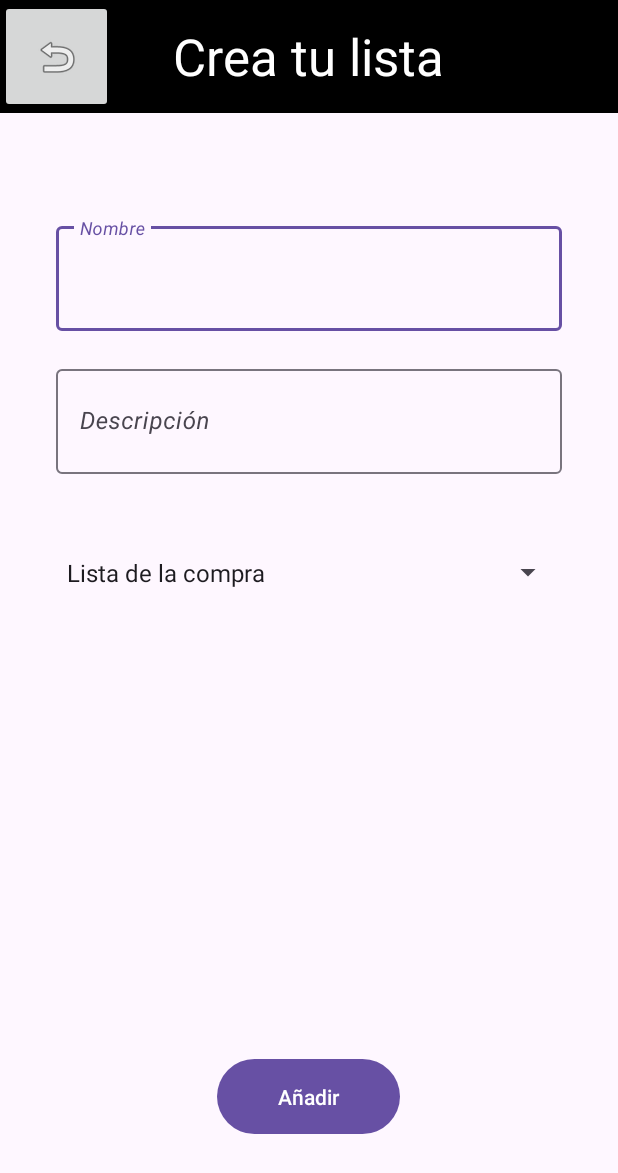
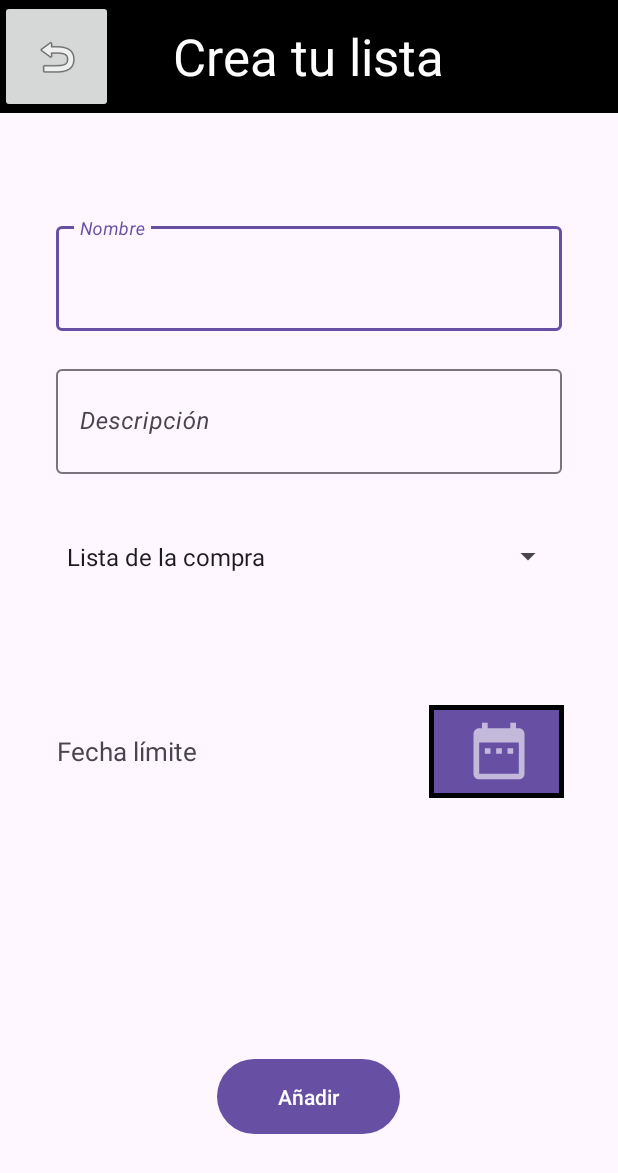
Before and after one commit to DavidSuarezRincon/SuperList, an Android app: the MainActivity screen opened directly, with no data from a screen before it, after a tap on an icon or button, on a phone screen of 412 x 824 dp. Shown: the top 1173 px of the screen. Run offline under Robolectric (Android 15) with nearby library versions, the phone set to English and light mode, and no system bars.

Commit message:
algunos cambios en el create list

```diff
--- a/app/src/main/java/com/david/superlist/AniadirListaActivity.java
+++ b/app/src/main/java/com/david/superlist/AniadirListaActivity.java
@@ -1,6 +1,5 @@
 package com.david.superlist;
 
-import android.app.Dialog;
 import android.os.Bundle;
 import android.text.TextUtils;
 import android.widget.Button;
@@ -10,19 +9,15 @@ import android.widget.ImageButton;
 import androidx.appcompat.app.AppCompatActivity;
 
 public class AniadirListaActivity extends AppCompatActivity {
-
     EditText nombre, descripcion;
     Button botonAniadir;
     ImageButton botonVolver;
-
-    Class<?> claseMain;
 
     @Override
     protected void onCreate(Bundle savedInstanceState) {
         super.onCreate(savedInstanceState);
         setContentView(R.layout.activity_aniadirlista);
 
-        claseMain = (Class<?>) getIntent().getClass();
 
         botonVolver = findViewById(R.id.BotonVolverAniadirLista);
         botonVolver.setOnClickListener(v -> {
@@ -31,10 +26,8 @@ public class AniadirListaActivity extends AppCompatActivity {
         nombre = findViewById(R.id.NombreEditText);
         descripcion = findViewById(R.id.DescripcionEditText);
 
-
         botonAniadir = findViewById(R.id.botonAniadirListaActivity);
         botonAniadir.setOnClickListener(View -> {
-
             String elNombre = nombre.getText().toString();
             String laDescripcion = descripcion.getText().toString();
 
@@ -42,19 +35,13 @@ public class AniadirListaActivity extends AppCompatActivity {
                 ponerError(nombre);
                 ponerError(descripcion);
                 return;
-
             }
 
             finish();
-
         });
-
-
     }
 
     private void ponerError(EditText et) {
-
         et.setError("Este campo es obligatorio.");
-
     }
 }
--- a/app/src/main/java/com/david/superlist/Lista.java
+++ b/app/src/main/java/com/david/superlist/Lista.java
@@ -15,13 +15,13 @@ public class Lista {
 
     public Lista(int color, String titulo, String descripcion, String fechaFin, String tipo, String fechaCreacion) {
 
-
         this.color = color;
         this.titulo = titulo;
         this.descripcion = descripcion;
         this.fechaFin = fechaFin;
         this.tipo = tipo;
         this.fechaCreacion = fechaCreacion;
+
     }
 
     public int getColor() {
--- a/app/src/main/java/com/david/superlist/MainActivity.java
+++ b/app/src/main/java/com/david/superlist/MainActivity.java
@@ -28,9 +28,8 @@ public class MainActivity extends AppCompatActivity implements Serializable, Rec
     private RecyclerView recView;
     private FloatingActionButton btnAniadirLista;
     private ArrayList<Lista> datosLista;
-    private ImageButton botonMenuEmergente;
     private AdaptadorLista adaptador;
-    private ActivityResultLauncher<Intent> resultLauncher;
+
 
     // Método onCreate que se ejecuta al iniciar la actividad
     @Override
@@ -47,7 +46,6 @@ public class MainActivity extends AppCompatActivity implements Serializable, Rec
         });
 
         // Llamada a métodos iniciar
-        iniciarMenuEmergente();
         iniciarLista();
     }
 
@@ -58,7 +56,7 @@ public class MainActivity extends AppCompatActivity implements Serializable, Rec
         adaptador = new AdaptadorLista(datosLista, this.getApplicationContext(), this);
 
         aniadirLista("Lista de la compra 1", "Esto es una prueba de descripción", "Hola", "adios");
-        aniadirLista("Lista", "Lista","Hola","adios");
+        aniadirLista("Lista", "Lista", "Hola", "adios");
 
         recView = findViewById(R.id.rvLista);
         recView.setHasFixedSize(true);
@@ -66,14 +64,6 @@ public class MainActivity extends AppCompatActivity implements Serializable, Rec
         recView.setAdapter(adaptador);
         registerForContextMenu(recView);
     }
-
-    private void iniciarMenuEmergente(){
-        botonMenuEmergente = findViewById(R.id.BotonMenu);
-
-
-
-    }
-
 
     // Método para añadir una lista
     private void aniadirLista(String nombre, String Descripcion, String fechaFin, String tipo) {
--- /dev/null
+++ b/app/src/main/res/drawable-anydpi/date_chooser_icon.xml
@@ -0,0 +1,11 @@
+<vector xmlns:android="http://schemas.android.com/apk/res/android"
+    android:width="24dp"
+    android:height="24dp"
+    android:viewportWidth="24"
+    android:viewportHeight="24"
+    android:tint="#333333"
+    android:alpha="0.6">
+  <path
+      android:fillColor="@android:color/white"
+      android:pathData="M9,11L7,11v2h2v-2zM13,11h-2v2h2v-2zM17,11h-2v2h2v-2zM19,4h-1L18,2h-2v2L8,4L8,2L6,2v2L5,4c-1.11,0 -1.99,0.9 -1.99,2L3,20c0,1.1 0.89,2 2,2h14c1.1,0 2,-0.9 2,-2L21,6c0,-1.1 -0.9,-2 -2,-2zM19,20L5,20L5,9h14v11z"/>
+</vector>
--- a/app/src/main/res/layout/activity_aniadirlista.xml
+++ b/app/src/main/res/layout/activity_aniadirlista.xml
@@ -57,13 +57,13 @@
             android:hint="Nombre"
             android:inputType="textEmailAddress"
             android:shadowColor="@color/white"
+            android:textColor="@color/design_default_color_on_secondary"
             android:textColorHint="@color/whiteBasic"
             android:textStyle="italic"
             app:layout_constraintEnd_toEndOf="parent"
             app:layout_constraintHorizontal_bias="0.493"
             app:layout_constraintStart_toStartOf="parent"
-                app:layout_constraintTop_toBottomOf="@+id/textLogin"
-                android:textColor="@color/design_default_color_on_secondary"/>
+            app:layout_constraintTop_toBottomOf="@+id/textLogin" />
     </com.google.android.material.textfield.TextInputLayout>
 
     <com.google.android.material.textfield.TextInputLayout
@@ -88,7 +88,7 @@
             android:shadowColor="@color/white"
             android:textColor="@color/design_default_color_on_secondary"
             android:textColorHint="@color/whiteBasic"
-                android:textStyle="italic"/>
+            android:textStyle="italic" />
     </com.google.android.material.textfield.TextInputLayout>
 
 
@@ -102,20 +102,45 @@
         app:layout_constraintEnd_toEndOf="parent"
         app:layout_constraintHorizontal_bias="0.498"
         app:layout_constraintStart_toStartOf="parent" />
-    <LinearLayout
-            android:orientation="horizontal"
-            android:layout_width="wrap_content"
-            android:layout_height="wrap_content"
-            app:layout_constraintTop_toBottomOf="@+id/tilListDescripction"
-            android:layout_marginTop="16dp" app:layout_constraintEnd_toEndOf="parent"
-            app:layout_constraintStart_toStartOf="parent">
+
     <Spinner
         android:id="@+id/spinnerTipoLista"
         android:layout_width="339dp"
-                android:layout_height="35dp"
+        android:layout_height="70dp"
+        android:layout_marginTop="20dp"
         android:entries="@array/opcionesSpinnerAddLista"
-                android:layout_marginTop="32dp"/>
-    </LinearLayout>
+        app:layout_constraintEnd_toEndOf="parent"
+        app:layout_constraintStart_toStartOf="parent"
+        app:layout_constraintTop_toBottomOf="@+id/tilListDescripction" />
+
+    <TextView
+        android:id="@+id/textView"
+        android:layout_width="0dp"
+        android:layout_height="70dp"
+        android:layout_marginStart="38dp"
+        android:gravity="center_vertical"
+        android:text="Fecha límite"
+        android:textSize="17sp"
+        app:layout_constraintBottom_toBottomOf="@+id/botonAniadirFecha"
+        app:layout_constraintEnd_toStartOf="@+id/botonAniadirFecha"
+        app:layout_constraintStart_toStartOf="parent"
+        app:layout_constraintTop_toTopOf="@+id/botonAniadirFecha" />
+
+    <Button
+        android:id="@+id/botonAniadirFecha"
+        android:layout_width="90dp"
+        android:layout_height="70dp"
+        android:layout_marginTop="20dp"
+        android:layout_marginEnd="36dp"
+        android:layout_marginBottom="248dp"
+        android:height="70dp"
+        app:cornerRadius="@dimen/cardview_compat_inset_shadow"
+        app:icon="@drawable/date_chooser_icon"
+        app:iconSize="45dp"
+        app:layout_constraintBottom_toBottomOf="parent"
+        app:layout_constraintEnd_toEndOf="parent"
+        app:layout_constraintTop_toBottomOf="@+id/spinnerTipoLista"
+        app:strokeWidth="3dp" />
 
 
 </androidx.constraintlayout.widget.ConstraintLayout>
--- a/app/src/main/res/layout/activity_lista.xml
+++ b/app/src/main/res/layout/activity_lista.xml
@@ -23,9 +23,9 @@
 
             <LinearLayout
                 android:id="@+id/linearLayout"
-                android:layout_width="305dp"
+                android:layout_width="286dp"
                 android:layout_height="wrap_content"
-                android:layout_alignParentTop="true"
+                android:layout_alignParentTop="false"
                 android:layout_gravity="start"
                 android:layout_marginStart="4dp"
                 android:layout_marginLeft="4dp"
--- a/app/src/main/res/values/strings.xml
+++ b/app/src/main/res/values/strings.xml
@@ -44,6 +44,7 @@
     <string name="textoDescripcionAniadirLista">Descripción: </string>
     <string name="textoHintDescripcionAniadirLista">Lista de la compra</string>
     <string name="textoBotonAniadirLista">Añadir</string>
+<!--    <string name="textoTextViewDefaultIntroduceFecha">Pulse en el botón para introducir la fecha.</string>-->
     <string name="textoTituloAniadirLista">Crea tu lista</string>
 
 <!--    Menu lista -->
--- a/build.gradle.kts
+++ b/build.gradle.kts
@@ -1,4 +1,4 @@
 // Top-level build file where you can add configuration options common to all sub-projects/modules.
 plugins {
-    id("com.android.application") version "8.1.3" apply false
+    id("com.android.application") version "8.1.4" apply false
 }
```
Also changed, not shown: app/src/main/res/drawable-hdpi/date_chooser_icon.png (added), app/src/main/res/drawable-mdpi/date_chooser_icon.png (added), app/src/main/res/drawable-xhdpi/date_chooser_icon.png (added), app/src/main/res/drawable-xxhdpi/date_chooser_icon.png (added). Lines whose indentation alone changed are shown as unchanged.
